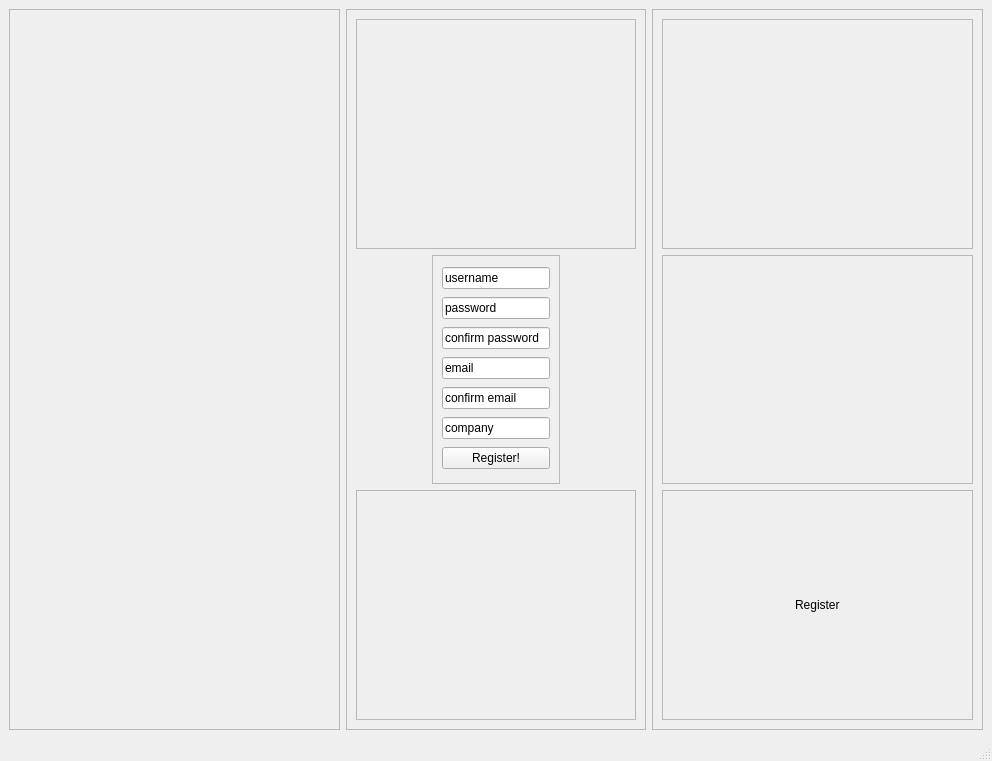
Old version of the form UIPrototype/prototypeDevelopment1/ui_register_page.ui in the repository bnetting/UoN_2022-23_Group_Project.
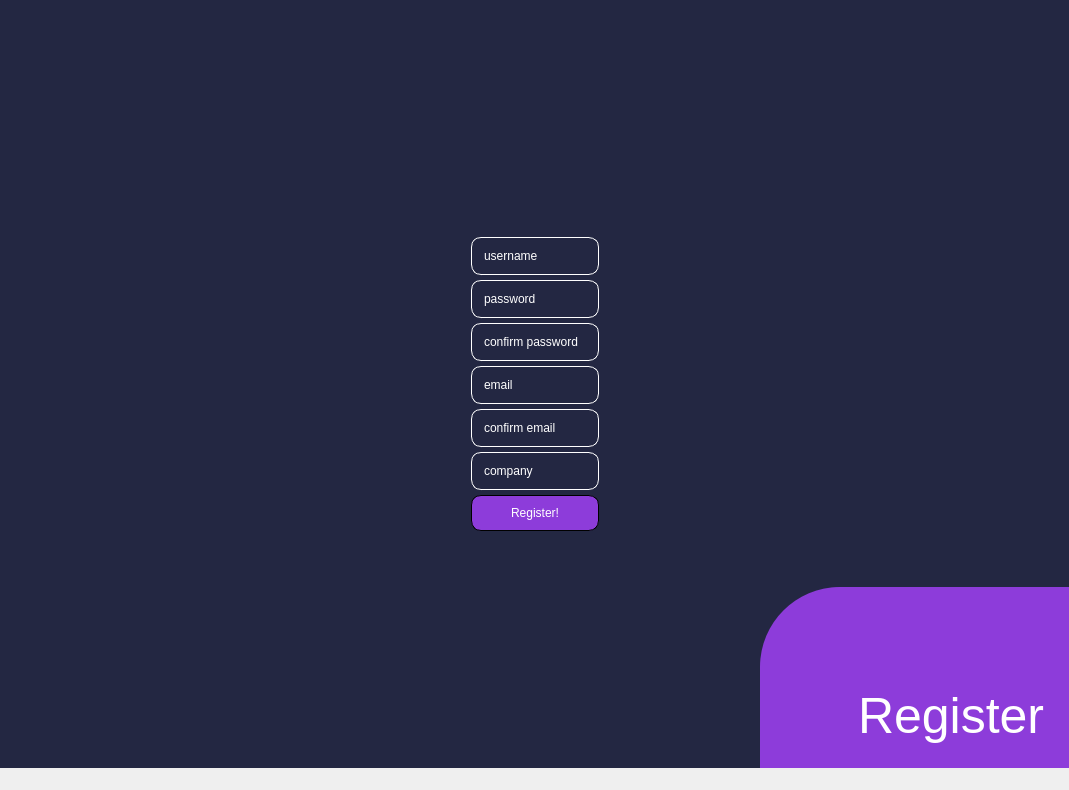
New version of the form.

Commit message: Added styles comp2002/2022-2023/team31_project#6

The edit to the form file:
```diff
--- a/UIPrototype/prototypeDevelopment1/ui_register_page.ui
+++ b/UIPrototype/prototypeDevelopment1/ui_register_page.ui
@@ -6,17 +6,41 @@
    <rect>
     <x>0</x>
     <y>0</y>
-    <width>992</width>
-    <height>761</height>
+    <width>1069</width>
+    <height>790</height>
    </rect>
   </property>
   <property name="windowTitle">
    <string>MainWindow</string>
   </property>
+  <property name="styleSheet">
+   <string notr="true">border: none;</string>
+  </property>
   <widget class="QWidget" name="centralwidget">
+   <property name="styleSheet">
+    <string notr="true">background-color: #232742;</string>
+   </property>
    <layout class="QHBoxLayout" name="horizontalLayout">
+    <property name="spacing">
+     <number>0</number>
+    </property>
+    <property name="leftMargin">
+     <number>0</number>
+    </property>
+    <property name="topMargin">
+     <number>0</number>
+    </property>
+    <property name="rightMargin">
+     <number>0</number>
+    </property>
+    <property name="bottomMargin">
+     <number>0</number>
+    </property>
     <item>
      <widget class="QFrame" name="frame">
+      <property name="contextMenuPolicy">
+       <enum>Qt::PreventContextMenu</enum>
+      </property>
       <property name="frameShape">
        <enum>QFrame::StyledPanel</enum>
       </property>
@@ -40,6 +64,21 @@
        <enum>QFrame::Raised</enum>
       </property>
       <layout class="QVBoxLayout" name="verticalLayout">
+       <property name="spacing">
+        <number>0</number>
+       </property>
+       <property name="leftMargin">
+        <number>0</number>
+       </property>
+       <property name="topMargin">
+        <number>0</number>
+       </property>
+       <property name="rightMargin">
+        <number>0</number>
+       </property>
+       <property name="bottomMargin">
+        <number>0</number>
+       </property>
        <item>
         <widget class="QFrame" name="frame_4">
          <property name="frameShape">
@@ -65,8 +104,31 @@
           <enum>QFrame::Raised</enum>
          </property>
          <layout class="QVBoxLayout" name="verticalLayout_3">
+          <property name="spacing">
+           <number>0</number>
+          </property>
+          <property name="leftMargin">
+           <number>0</number>
+          </property>
+          <property name="topMargin">
+           <number>0</number>
+          </property>
+          <property name="rightMargin">
+           <number>0</number>
+          </property>
+          <property name="bottomMargin">
+           <number>0</number>
+          </property>
           <item>
            <widget class="QLineEdit" name="lineEdit">
+            <property name="styleSheet">
+             <string notr="true">border: 1px solid white;
+margin-bottom: 5px;
+color: white;
+text-align: center;
+padding: 10px;
+border-radius: 10px;</string>
+            </property>
             <property name="text">
              <string>username</string>
             </property>
@@ -74,6 +136,13 @@
           </item>
           <item>
            <widget class="QLineEdit" name="lineEdit_2">
+            <property name="styleSheet">
+             <string notr="true">border: 1px solid white;
+color: white;
+padding: 10px;
+border-radius: 10px;
+margin-bottom: 5px;</string>
+            </property>
             <property name="text">
              <string>password</string>
             </property>
@@ -81,6 +150,13 @@
           </item>
           <item>
            <widget class="QLineEdit" name="lineEdit_3">
+            <property name="styleSheet">
+             <string notr="true">border: 1px solid white;
+color: white;
+padding: 10px;
+border-radius: 10px;
+margin-bottom: 5px;</string>
+            </property>
             <property name="text">
              <string>confirm password</string>
             </property>
@@ -88,6 +164,13 @@
           </item>
           <item>
            <widget class="QLineEdit" name="lineEdit_4">
+            <property name="styleSheet">
+             <string notr="true">border: 1px solid white;
+color: white;
+padding: 10px;
+border-radius: 10px;
+margin-bottom: 5px;</string>
+            </property>
             <property name="text">
              <string>email</string>
             </property>
@@ -95,6 +178,13 @@
           </item>
           <item>
            <widget class="QLineEdit" name="lineEdit_5">
+            <property name="styleSheet">
+             <string notr="true">border: 1px solid white;
+color: white;
+padding: 10px;
+border-radius: 10px;
+margin-bottom: 5px;</string>
+            </property>
             <property name="text">
              <string>confirm email</string>
             </property>
@@ -102,6 +192,13 @@
           </item>
           <item>
            <widget class="QLineEdit" name="lineEdit_6">
+            <property name="styleSheet">
+             <string notr="true">border: 1px solid white;
+color: white;
+padding: 10px;
+border-radius: 10px;
+margin-bottom: 5px;</string>
+            </property>
             <property name="text">
              <string>company</string>
             </property>
@@ -109,6 +206,13 @@
           </item>
           <item>
            <widget class="QPushButton" name="pushButton">
+            <property name="styleSheet">
+             <string notr="true">border: 1px solid black;
+background-color: #8D3CDA;
+border-radius: 10px;
+padding: 10px;
+color: white;</string>
+            </property>
             <property name="text">
              <string>Register!</string>
             </property>
@@ -139,6 +243,21 @@
        <enum>QFrame::Raised</enum>
       </property>
       <layout class="QVBoxLayout" name="verticalLayout_2">
+       <property name="spacing">
+        <number>0</number>
+       </property>
+       <property name="leftMargin">
+        <number>0</number>
+       </property>
+       <property name="topMargin">
+        <number>0</number>
+       </property>
+       <property name="rightMargin">
+        <number>0</number>
+       </property>
+       <property name="bottomMargin">
+        <number>0</number>
+       </property>
        <item>
         <widget class="QFrame" name="frame_9">
          <property name="frameShape">
@@ -161,6 +280,12 @@
        </item>
        <item>
         <widget class="QFrame" name="frame_8">
+         <property name="styleSheet">
+          <string notr="true">background-color: #8D3CDA;
+border-top-left-radius: 80px 80px;
+margin-left: 75px;
+margin-top: 75px;</string>
+         </property>
          <property name="frameShape">
           <enum>QFrame::StyledPanel</enum>
          </property>
@@ -168,8 +293,27 @@
           <enum>QFrame::Raised</enum>
          </property>
          <layout class="QHBoxLayout" name="horizontalLayout_2">
+          <property name="spacing">
+           <number>0</number>
+          </property>
+          <property name="leftMargin">
+           <number>0</number>
+          </property>
+          <property name="topMargin">
+           <number>0</number>
+          </property>
+          <property name="rightMargin">
+           <number>0</number>
+          </property>
+          <property name="bottomMargin">
+           <number>0</number>
+          </property>
           <item alignment="Qt::AlignHCenter">
            <widget class="QLabel" name="label">
+            <property name="styleSheet">
+             <string notr="true">color: white;
+font-size: 50px;</string>
+            </property>
             <property name="text">
              <string>Register</string>
             </property>
@@ -188,7 +332,7 @@
     <rect>
      <x>0</x>
      <y>0</y>
-     <width>992</width>
+     <width>1069</width>
      <height>21</height>
     </rect>
    </property>
```
The commit also changes 4 other files.
